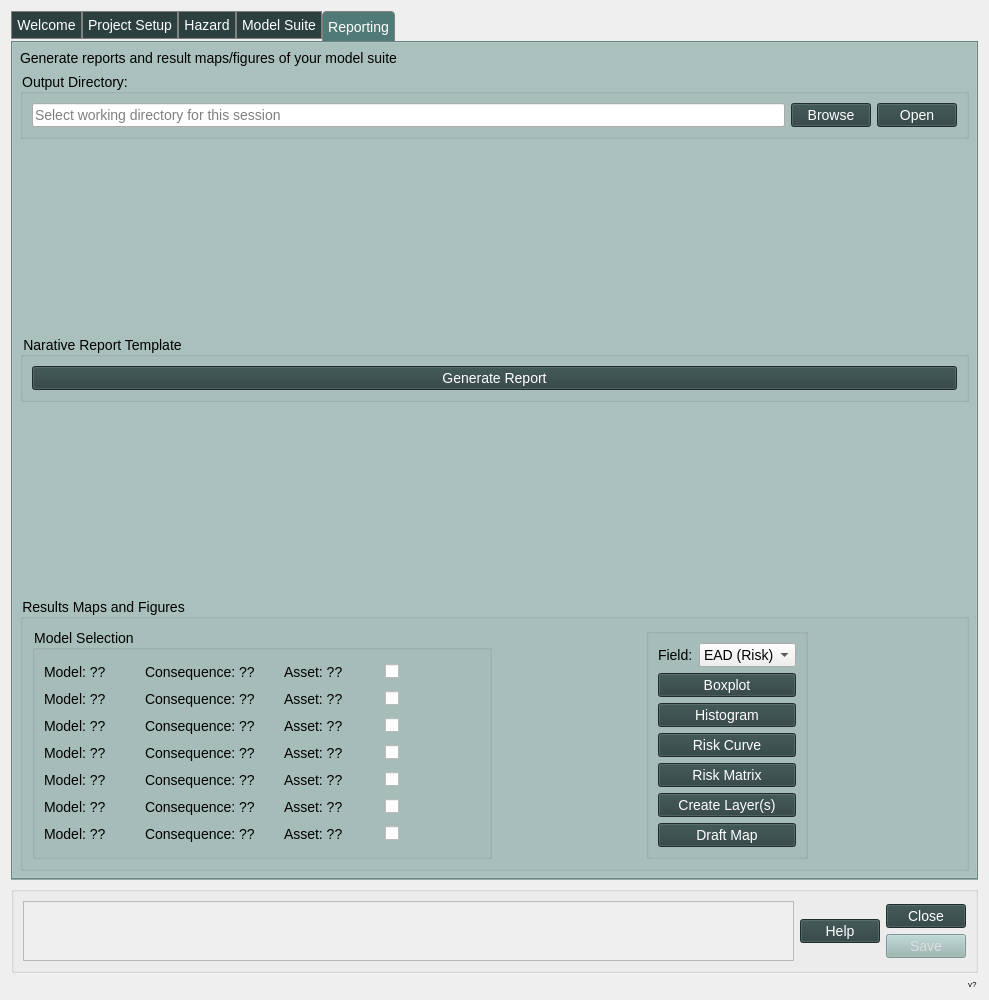
cefect/CanFlood2, file canflood2/canflood2_dialog_main.ui: the form before one commit.
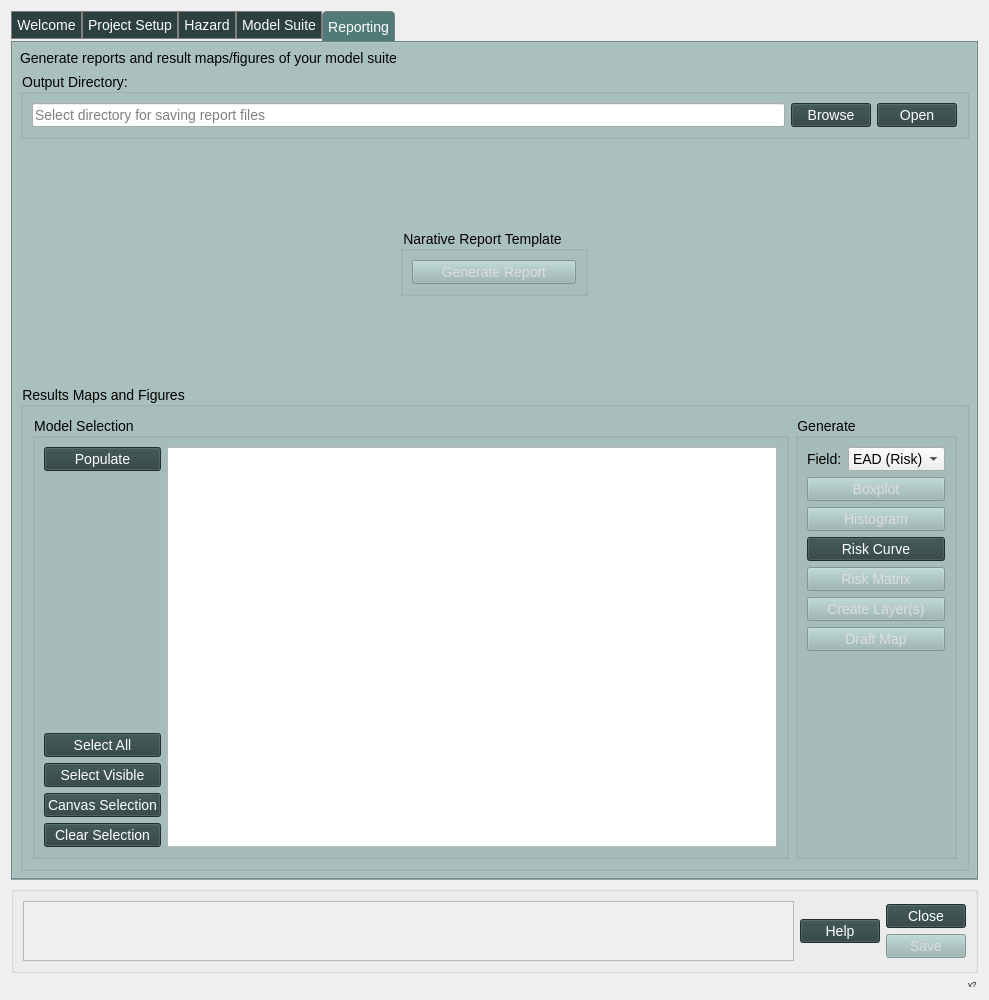
The form after the commit. The open tabs and pages were chosen to show the change. Icons and pictures are not drawn. Custom widgets are drawn as their Qt base class.

Commit message: clean up model index setting

```diff
--- a/canflood2/canflood2_dialog_main.ui
+++ b/canflood2/canflood2_dialog_main.ui
@@ -1177,7 +1177,7 @@
              <string/>
             </property>
             <property name="placeholderText">
-             <string>Select working directory for this session</string>
+             <string>Select directory for saving report files</string>
             </property>
            </widget>
           </item>
@@ -1211,7 +1211,7 @@
          </property>
         </spacer>
        </item>
-       <item>
+       <item alignment="Qt::AlignHCenter">
         <widget class="QGroupBox" name="groupBox_19">
          <property name="title">
           <string>Narative Report Template</string>
@@ -1219,6 +1219,9 @@
          <layout class="QVBoxLayout" name="verticalLayout_30">
           <item>
            <widget class="QPushButton" name="pushButton">
+            <property name="enabled">
+             <bool>false</bool>
+            </property>
             <property name="text">
              <string>Generate Report</string>
             </property>
@@ -1249,239 +1252,78 @@
           <item>
            <layout class="QHBoxLayout" name="horizontalLayout">
             <item>
-             <widget class="QGroupBox" name="groupBox_18">
-              <property name="font">
-               <font>
-                <pointsize>-1</pointsize>
-               </font>
-              </property>
+             <widget class="QGroupBox" name="groupBox_7">
               <property name="title">
                <string>Model Selection</string>
               </property>
-              <layout class="QVBoxLayout" name="verticalLayout_28">
+              <layout class="QHBoxLayout" name="horizontalLayout_7">
                <item>
-                <layout class="QHBoxLayout" name="horizontalLayout_32">
+                <layout class="QVBoxLayout" name="verticalLayout_17">
                  <item>
-                  <widget class="QLabel" name="label_70">
+                  <widget class="QPushButton" name="pushButton_R_populate">
                    <property name="text">
-                    <string>Model: ??</string>
+                    <string>Populate</string>
                    </property>
                   </widget>
                  </item>
                  <item>
-                  <widget class="QLabel" name="label_71">
-                   <property name="text">
-                    <string>Consequence: ??      </string>
+                  <spacer name="verticalSpacer_6">
+                   <property name="orientation">
+                    <enum>Qt::Vertical</enum>
                    </property>
-                  </widget>
-                 </item>
-                 <item>
-                  <widget class="QLabel" name="label_72">
-                   <property name="text">
-                    <string>Asset: ??</string>
+                   <property name="sizeHint" stdset="0">
+                    <size>
+                     <width>20</width>
+                     <height>40</height>
+                    </size>
                    </property>
-                  </widget>
+                  </spacer>
                  </item>
                  <item>
-                  <widget class="QCheckBox" name="checkBox_6">
+                  <widget class="QPushButton" name="pushButton_HZ_hrlay_selectAll_2">
                    <property name="text">
-                    <string/>
+                    <string>Select All</string>
                    </property>
                   </widget>
                  </item>
-                </layout>
-               </item>
-               <item>
-                <layout class="QHBoxLayout" name="horizontalLayout_29">
                  <item>
-                  <widget class="QLabel" name="label_64">
-                   <property name="text">
-                    <string>Model: ??</string>
+                  <widget class="QPushButton" name="pushButton_HZ_hrlay_selectVis_2">
+                   <property name="toolTip">
+                    <string>Select all layers visible in the canvas</string>
                    </property>
-                  </widget>
-                 </item>
-                 <item>
-                  <widget class="QLabel" name="label_65">
                    <property name="text">
-                    <string>Consequence: ??      </string>
+                    <string>Select Visible</string>
                    </property>
                   </widget>
                  </item>
                  <item>
-                  <widget class="QLabel" name="label_66">
-                   <property name="text">
-                    <string>Asset: ??</string>
+                  <widget class="QPushButton" name="pushButton_HZ_hrlay_canvas_2">
+                   <property name="toolTip">
+                    <string>Set the selection to match the selection from the main QGIS canvas</string>
                    </property>
-                  </widget>
-                 </item>
-                 <item>
-                  <widget class="QCheckBox" name="checkBox_4">
                    <property name="text">
-                    <string/>
+                    <string>Canvas Selection</string>
                    </property>
                   </widget>
                  </item>
-                </layout>
-               </item>
-               <item>
-                <layout class="QHBoxLayout" name="horizontalLayout_28">
                  <item>
-                  <widget class="QLabel" name="label_61">
+                  <widget class="QPushButton" name="pushButton_HZ_hrlay_clear_2">
                    <property name="text">
-                    <string>Model: ??</string>
+                    <string>Clear Selection</string>
                    </property>
                   </widget>
                  </item>
-                 <item>
-                  <widget class="QLabel" name="label_62">
-                   <property name="text">
-                    <string>Consequence: ??      </string>
-                   </property>
-                  </widget>
-                 </item>
-                 <item>
-                  <widget class="QLabel" name="label_63">
-                   <property name="text">
-                    <string>Asset: ??</string>
-                   </property>
-                  </widget>
-                 </item>
-                 <item>
-                  <widget class="QCheckBox" name="checkBox_3">
-                   <property name="text">
-                    <string/>
-                   </property>
-                  </widget>
-                 </item>
                 </layout>
                </item>
                <item>
-                <layout class="QHBoxLayout" name="horizontalLayout_31">
-                 <item>
-                  <widget class="QLabel" name="label_67">
-                   <property name="text">
-                    <string>Model: ??</string>
-                   </property>
-                  </widget>
-                 </item>
-                 <item>
-                  <widget class="QLabel" name="label_68">
-                   <property name="text">
-                    <string>Consequence: ??      </string>
-                   </property>
-                  </widget>
-                 </item>
-                 <item>
-                  <widget class="QLabel" name="label_69">
-                   <property name="text">
-                    <string>Asset: ??</string>
-                   </property>
-                  </widget>
-                 </item>
-                 <item>
-                  <widget class="QCheckBox" name="checkBox_5">
-                   <property name="text">
-                    <string/>
-                   </property>
-                  </widget>
-                 </item>
-                </layout>
-               </item>
-               <item>
-                <layout class="QHBoxLayout" name="horizontalLayout_26">
-                 <item>
-                  <widget class="QLabel" name="label_55">
-                   <property name="text">
-                    <string>Model: ??</string>
-                   </property>
-                  </widget>
-                 </item>
-                 <item>
-                  <widget class="QLabel" name="label_56">
-                   <property name="text">
-                    <string>Consequence: ??      </string>
-                   </property>
-                  </widget>
-                 </item>
-                 <item>
-                  <widget class="QLabel" name="label_57">
-                   <property name="text">
-                    <string>Asset: ??</string>
-                   </property>
-                  </widget>
-                 </item>
-                 <item>
-                  <widget class="QCheckBox" name="checkBox">
-                   <property name="text">
-                    <string/>
-                   </property>
-                  </widget>
-                 </item>
-                </layout>
-               </item>
-               <item>
-                <layout class="QHBoxLayout" name="horizontalLayout_34">
-                 <item>
-                  <widget class="QLabel" name="label_76">
-                   <property name="text">
-                    <string>Model: ??</string>
-                   </property>
-                  </widget>
-                 </item>
-                 <item>
-                  <widget class="QLabel" name="label_77">
-                   <property name="text">
-                    <string>Consequence: ??      </string>
-                   </property>
-                  </widget>
-                 </item>
-                 <item>
-                  <widget class="QLabel" name="label_78">
-                   <property name="text">
-                    <string>Asset: ??</string>
-                   </property>
-                  </widget>
-                 </item>
-                 <item>
-                  <widget class="QCheckBox" name="checkBox_8">
-                   <property name="text">
-                    <string/>
-                   </property>
-                  </widget>
-                 </item>
-                </layout>
-               </item>
-               <item>
-                <layout class="QHBoxLayout" name="horizontalLayout_33">
-                 <item>
-                  <widget class="QLabel" name="label_73">
-                   <property name="text">
-                    <string>Model: ??</string>
-                   </property>
-                  </widget>
-                 </item>
-                 <item>
-                  <widget class="QLabel" name="label_74">
-                   <property name="text">
-                    <string>Consequence: ??      </string>
-                   </property>
-                  </widget>
-                 </item>
-                 <item>
-                  <widget class="QLabel" name="label_75">
-                   <property name="text">
-                    <string>Asset: ??</string>
-                   </property>
-                  </widget>
-                 </item>
-                 <item>
-                  <widget class="QCheckBox" name="checkBox_7">
-                   <property name="text">
-                    <string/>
-                   </property>
-                  </widget>
-                 </item>
-                </layout>
+                <widget class="QTableWidget" name="tableWidget_R_models">
+                 <property name="minimumSize">
+                  <size>
+                   <width>0</width>
+                   <height>400</height>
+                  </size>
+                 </property>
+                </widget>
                </item>
               </layout>
              </widget>
@@ -1489,7 +1331,7 @@
             <item alignment="Qt::AlignHCenter">
              <widget class="QGroupBox" name="groupBox_21">
               <property name="title">
-               <string/>
+               <string>Generate</string>
               </property>
               <layout class="QVBoxLayout" name="verticalLayout_31">
                <item>
@@ -1514,6 +1356,9 @@
                </item>
                <item>
                 <widget class="QPushButton" name="pushButton_34">
+                 <property name="enabled">
+                  <bool>false</bool>
+                 </property>
                  <property name="sizePolicy">
                   <sizepolicy hsizetype="Preferred" vsizetype="Fixed">
                    <horstretch>0</horstretch>
@@ -1527,6 +1372,9 @@
                </item>
                <item>
                 <widget class="QPushButton" name="pushButton_35">
+                 <property name="enabled">
+                  <bool>false</bool>
+                 </property>
                  <property name="sizePolicy">
                   <sizepolicy hsizetype="Preferred" vsizetype="Fixed">
                    <horstretch>0</horstretch>
@@ -1547,6 +1395,9 @@
                </item>
                <item>
                 <widget class="QPushButton" name="pushButton_5">
+                 <property name="enabled">
+                  <bool>false</bool>
+                 </property>
                  <property name="text">
                   <string>Risk Matrix</string>
                  </property>
@@ -1554,6 +1405,9 @@
                </item>
                <item>
                 <widget class="QPushButton" name="pushButton_36">
+                 <property name="enabled">
+                  <bool>false</bool>
+                 </property>
                  <property name="text">
                   <string>Create Layer(s)</string>
                  </property>
@@ -1561,11 +1415,27 @@
                </item>
                <item>
                 <widget class="QPushButton" name="pushButton_37">
+                 <property name="enabled">
+                  <bool>false</bool>
+                 </property>
                  <property name="text">
                   <string>Draft Map</string>
                  </property>
                 </widget>
                </item>
+               <item>
+                <spacer name="verticalSpacer_7">
+                 <property name="orientation">
+                  <enum>Qt::Vertical</enum>
+                 </property>
+                 <property name="sizeHint" stdset="0">
+                  <size>
+                   <width>20</width>
+                   <height>40</height>
+                  </size>
+                 </property>
+                </spacer>
+               </item>
               </layout>
              </widget>
             </item>
```
Left out of the diff: 8 changed lines with no effect on the pictures. The commit also changes 25 other files.
